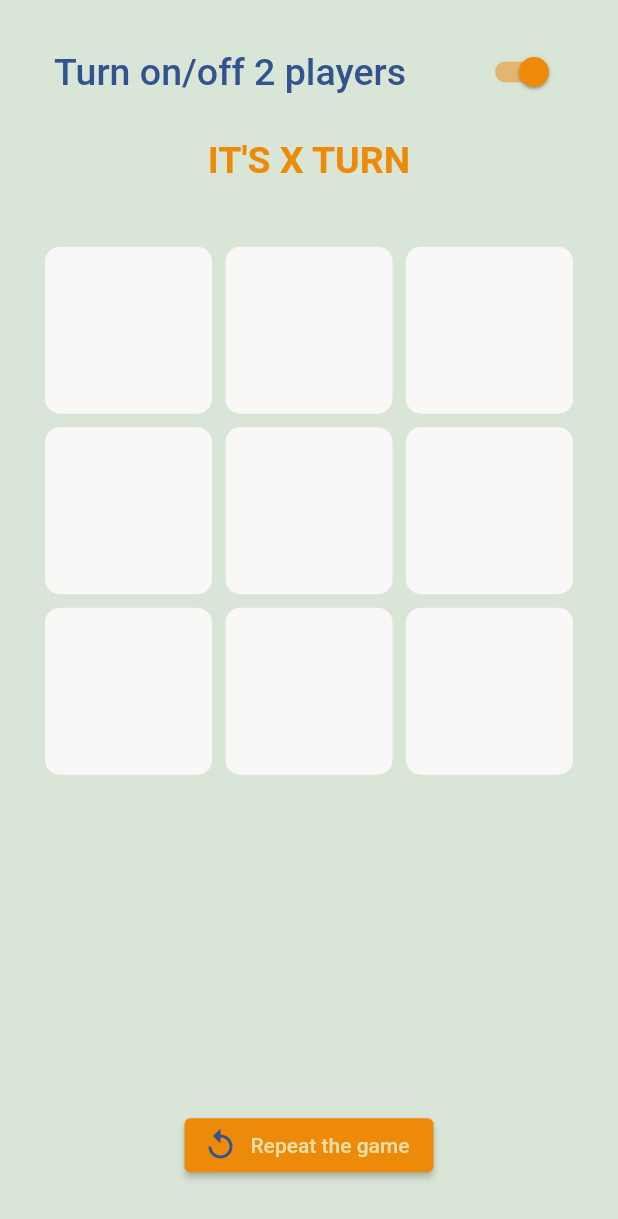
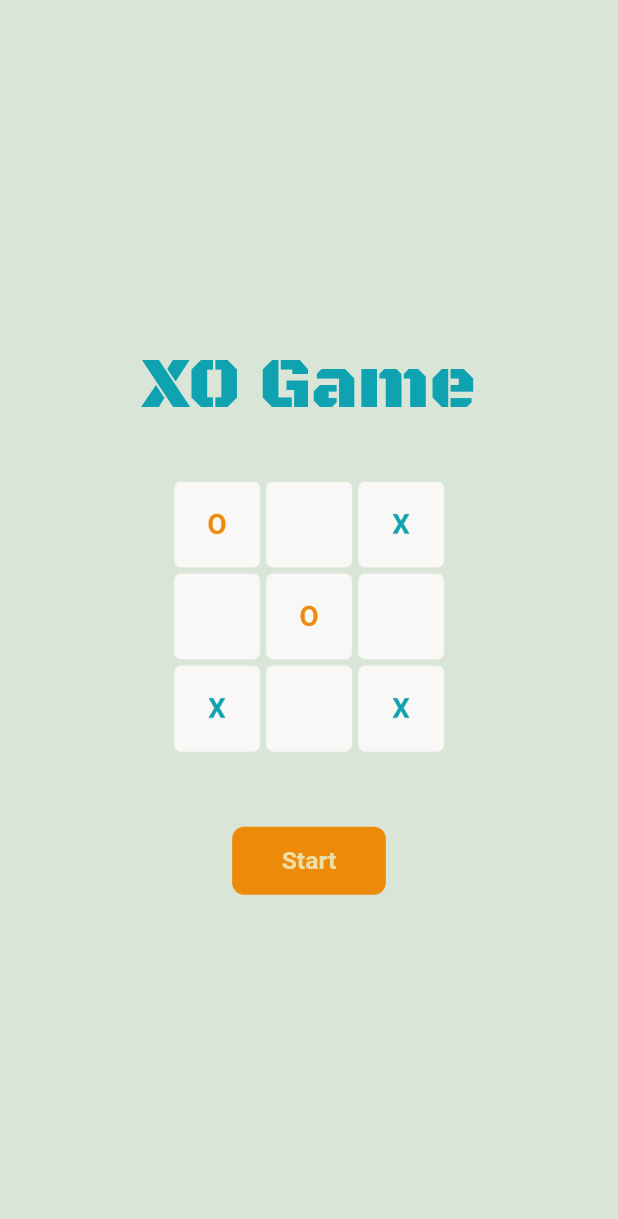
Before and after one commit to Reem395/Xo-Game, a Flutter app: the screen it shows after launch, on a phone screen of 412 x 824 dp. Shown: the top 1219 px of the screen. Run offline on Flutter 3.47's test engine with Material 2 defaults, Android fonts, the phone set to English and light mode, and no system bars; our stand-ins replace fluttertoast, sizer.

Commit message:
splash screen added

```diff
--- a/lib/main.dart
+++ b/lib/main.dart
@@ -1,7 +1,7 @@
 import 'package:flutter/material.dart';
-import 'package:xo_game/presentation/styles/colors.dart';
-
-import 'presentation/view/home/home_screen.dart';
+import 'package:sizer/sizer.dart';
+import 'package:xo_game/presentation/styles/app_color.dart';
+import 'package:xo_game/presentation/view/splash/splash.dart';
 
 void main() {
   runApp(const MyApp());
@@ -12,33 +12,18 @@ class MyApp extends StatelessWidget {
 
   @override
   Widget build(BuildContext context) {
-    return MaterialApp(
-      debugShowCheckedModeBanner: false,
-      title: 'Flutter Demo',
-      theme: ThemeData(
-        primarySwatch: createMaterialColor(AppColor.orange),
-      ),
-      home: const HomeScreen(),
+    return Sizer(
+      builder: (BuildContext context, Orientation orientation,
+          DeviceType deviceType) {
+        return MaterialApp(
+          debugShowCheckedModeBanner: false,
+          title: 'Flutter Demo',
+          theme: ThemeData(
+            primarySwatch: AppColor.createMaterialColor(AppColor.orange),
+          ),
+          home: const SplashScreen(),
+        );
+      },
     );
   }
 }
-
-MaterialColor createMaterialColor(Color color) {
-  List strengths = <double>[.05];
-  Map<int, Color> swatch = <int, Color>{};
-  final int r = color.red, g = color.green, b = color.blue;
-
-  for (int i = 1; i < 10; i++) {
-    strengths.add(0.1 * i);
-  }
-  for (var strength in strengths) {
-    final double ds = 0.5 - strength;
-    swatch[(strength * 1000).round()] = Color.fromRGBO(
-      r + ((ds < 0 ? r : (255 - r)) * ds).round(),
-      g + ((ds < 0 ? g : (255 - g)) * ds).round(),
-      b + ((ds < 0 ? b : (255 - b)) * ds).round(),
-      1,
-    );
-  }
-  return MaterialColor(color.value, swatch);
-}
--- /dev/null
+++ b/lib/presentation/styles/app_color.dart
@@ -0,0 +1,32 @@
+import 'package:flutter/material.dart';
+
+class AppColor {
+  static const Color blue = Color(0xff32538d);
+  static const Color offWhite = Color(0xffF9F8F6);
+  static const Color white = Color(0xffFFFFFF);
+  static const Color orange = Color(0xffed8a0a);
+  static const Color honeydew = Color(0xffd9E5D6);
+  static const Color vanilla = Color(0xffEDDEA4);
+  static const Color tomato = Color(0xffF95738);
+  static const Color moonStone = Color(0xff0FA3B1);
+
+  static MaterialColor createMaterialColor(Color color) {
+    List strengths = <double>[.05];
+    Map<int, Color> swatch = <int, Color>{};
+    final int r = color.red, g = color.green, b = color.blue;
+
+    for (int i = 1; i < 10; i++) {
+      strengths.add(0.1 * i);
+    }
+    for (var strength in strengths) {
+      final double ds = 0.5 - strength;
+      swatch[(strength * 1000).round()] = Color.fromRGBO(
+        r + ((ds < 0 ? r : (255 - r)) * ds).round(),
+        g + ((ds < 0 ? g : (255 - g)) * ds).round(),
+        b + ((ds < 0 ? b : (255 - b)) * ds).round(),
+        1,
+      );
+    }
+    return MaterialColor(color.value, swatch);
+  }
+}
--- a/lib/presentation/styles/colors.dart
+++ /dev/null
@@ -1,18 +0,0 @@
-import 'package:flutter/material.dart';
-
-class AppColor {
-  static const Color blue = Color(0xff32538d);
-  static const Color primary = Color(0xffF9F8F6);
-  static const Color white = Color(0xffFFFFFF);
-  static const Color orange = Color(0xffed8a0a);
-  static const Color honeydew = Color(0xffd9E5D6);
-  static const Color vanilla = Color(0xffEDDEA4);
-  static const Color tomato = Color(0xffF95738);
-  static const Color moonStone = Color(0xff0FA3B1);
-  // static const Color grey = Colors.grey;
-  // static const Color lightGrey = Color(0xffB1B1B1);
-  // static const Color customGrey = Color(0xff464646);
-  // static const Color darkGrey = Color.fromARGB(255, 82, 87, 90);
-  // static const Color black = Colors.black;
-  // static const Color red = Color(0xffFF0000);
-}
--- a/lib/presentation/view/home/home_screen.dart
+++ b/lib/presentation/view/home/home_screen.dart
@@ -1,6 +1,7 @@
 import 'package:flutter/material.dart';
 import 'package:fluttertoast/fluttertoast.dart';
-import 'package:xo_game/presentation/styles/colors.dart';
+import 'package:sizer/sizer.dart';
+import 'package:xo_game/presentation/styles/app_color.dart';
 
 import '../../../business_logic/game_logic.dart';
 
@@ -77,23 +78,25 @@ class _HomeScreenState extends State<HomeScreen> {
             twoPlayersMode = newValue;
           });
         },
-        title: const Text(
+        title: Text(
           "Turn on/off 2 players",
           style: TextStyle(
-              color: AppColor.blue, fontSize: 25, fontWeight: FontWeight.w500),
+              color: AppColor.blue,
+              fontSize: 15.sp,
+              fontWeight: FontWeight.w500),
         ),
       ),
-      SizedBox(
-        height: screenSize.height * 0.02,
-      ),
+      SizedBox(height: 2.h),
       Text(
         // "It's ${currentPlayer = GameLogic.CP == 'X' ? 'O' : 'X'} turn"
         "It's ${GameLogic.currentPlayer} turn".toUpperCase(),
-        style: const TextStyle(
-            color: AppColor.orange, fontSize: 25, fontWeight: FontWeight.bold),
+        style: TextStyle(
+            color: AppColor.orange,
+            fontSize: 17.sp,
+            fontWeight: FontWeight.bold),
       ),
       SizedBox(
-        height: screenSize.height * 0.04,
+        height: 4.h,
       ),
     ];
   }
@@ -110,7 +113,7 @@ class _HomeScreenState extends State<HomeScreen> {
           return Container(
             decoration: BoxDecoration(
               borderRadius: BorderRadius.circular(10),
-              color: AppColor.primary,
+              color: AppColor.offWhite,
             ),
             child: InkWell(
               onTap: () {
@@ -133,7 +136,7 @@ class _HomeScreenState extends State<HomeScreen> {
                         ? 'O'
                         : '',
                 style: TextStyle(
-                    fontSize: 40,
+                    fontSize: 28.sp,
                     fontWeight: FontWeight.bold,
                     color: GameLogic.playerX.contains(index)
                         ? AppColor.moonStone
@@ -164,7 +167,7 @@ class _HomeScreenState extends State<HomeScreen> {
         ),
       ),
       SizedBox(
-        height: screenSize.height * 0.02,
+        height: 2.h,
       )
     ];
   }
--- a/lib/presentation/view/home/widgets/alert.dart
+++ b/lib/presentation/view/home/widgets/alert.dart
@@ -1,5 +1,6 @@
 import 'package:flutter/material.dart';
-import 'package:xo_game/presentation/styles/colors.dart';
+import 'package:sizer/sizer.dart';
+import 'package:xo_game/presentation/styles/app_color.dart';
 
 import '../home_screen.dart';
 
@@ -16,7 +17,7 @@ class Alert extends StatelessWidget {
   @override
   Widget build(BuildContext context) {
     return AlertDialog(
-      backgroundColor: AppColor.primary.withOpacity(0.5),
+      backgroundColor: AppColor.offWhite.withOpacity(0.5),
       title: Text(
         title,
         style: const TextStyle(color: AppColor.blue),
@@ -37,9 +38,9 @@ class Alert extends StatelessWidget {
                   MaterialPageRoute(
                       builder: (BuildContext context) => const HomeScreen()));
             },
-            child: const Text(
+            child: Text(
               "OK",
-              style: TextStyle(fontSize: 18, color: AppColor.tomato),
+              style: TextStyle(fontSize: 12.sp, color: AppColor.tomato),
             ))
       ],
     );
--- /dev/null
+++ b/lib/presentation/view/splash/splash.dart
@@ -0,0 +1,83 @@
+import 'package:flutter/material.dart';
+import 'package:sizer/sizer.dart';
+import 'package:xo_game/presentation/styles/app_color.dart';
+import 'package:xo_game/presentation/view/widgets/rounded_button.dart';
+
+import '../home/home_screen.dart';
+
+class SplashScreen extends StatefulWidget {
+  const SplashScreen({Key? key}) : super(key: key);
+
+  @override
+  State<SplashScreen> createState() => _SplashScreenState();
+}
+
+class _SplashScreenState extends State<SplashScreen> {
+  bool _isColumnVisible = false;
+  bool _isButtonVisible = false;
+  @override
+  void initState() {
+    super.initState();
+    Future.delayed(const Duration(seconds: 1), () {
+      setState(() {
+        _isColumnVisible = true;
+      });
+    });
+  }
+
+  @override
+  Widget build(BuildContext context) {
+    return Scaffold(
+      backgroundColor: AppColor.honeydew,
+      body: Center(
+        child: AnimatedOpacity(
+          opacity: _isColumnVisible ? 1.0 : 0.0,
+          curve: Curves.easeInOut,
+          duration: const Duration(seconds: 3),
+          onEnd: () {
+            setState(() {
+              _isButtonVisible = true;
+            });
+          },
+          child: Column(
+            mainAxisAlignment: MainAxisAlignment.center,
+            crossAxisAlignment: CrossAxisAlignment.center,
+            children: [
+              Text(
+                "XO Game",
+                style: TextStyle(
+                    fontFamily: "BlackOpsOne",
+                    fontSize: 35.sp,
+                    color: AppColor.moonStone),
+              ),
+              Image.asset(
+                "assets/images/game_logo.png",
+                width: 44.w,
+                height: 30.h,
+              ),
+              SizedBox(
+                height: 2.h,
+              ),
+              Visibility(
+                  visible: _isButtonVisible,
+                  child: RoundedButtton(
+                      buttonTitle: "Start",
+                      buttonRaduis: 8,
+                      titleColor: AppColor.vanilla,
+                      titleSize: 12.sp,
+                      buttonFunction: () {
+                        Navigator.pushReplacement(
+                          context,
+                          MaterialPageRoute<void>(
+                            builder: (BuildContext context) =>
+                                const HomeScreen(),
+                          ),
+                        );
+                      }))
+            ],
+          ),
+        ),
+      ),
+    );
+  }
+}
--- /dev/null
+++ b/lib/presentation/view/widgets/rounded_button.dart
@@ -0,0 +1,48 @@
+import 'package:flutter/material.dart';
+import 'package:sizer/sizer.dart';
+
+import '../../styles/app_color.dart';
+
+class RoundedButtton extends StatelessWidget {
+  const RoundedButtton(
+      {Key? key,
+      required this.buttonTitle,
+      required this.buttonFunction,
+      this.buttonRaduis = 28,
+      this.titleSize = 20,
+      this.verticalPadding = 11.48,
+      this.horizontalPadding = 115,
+      this.titleColor = AppColor.blue})
+      : super(key: key);
+
+  final Function()? buttonFunction;
+  final String buttonTitle;
+  final double buttonRaduis;
+  final double titleSize;
+  final double verticalPadding;
+  final double horizontalPadding;
+  final Color titleColor;
+
+  @override
+  Widget build(BuildContext context) {
+    return InkWell(
+      onTap: buttonFunction,
+      child: Container(
+        decoration: BoxDecoration(
+          color: AppColor.orange,
+          borderRadius: BorderRadius.circular(buttonRaduis),
+        ),
+        child: Padding(
+          padding: EdgeInsets.symmetric(vertical: 1.6.h, horizontal: 8.w),
+          child: Text(
+            buttonTitle,
+            style: TextStyle(
+                color: titleColor,
+                fontWeight: FontWeight.bold,
+                fontSize: titleSize),
+          ),
+        ),
+      ),
+    );
+  }
+}
```
Also changed, not shown: pubspec.yaml (+7 -6 lines), analysis_options.yaml (line endings or trailing spaces), assets/fonts/BlackOpsOne-Regular.ttf (added), assets/images/game_logo.png (added), pubspec.lock, 5 other files.
